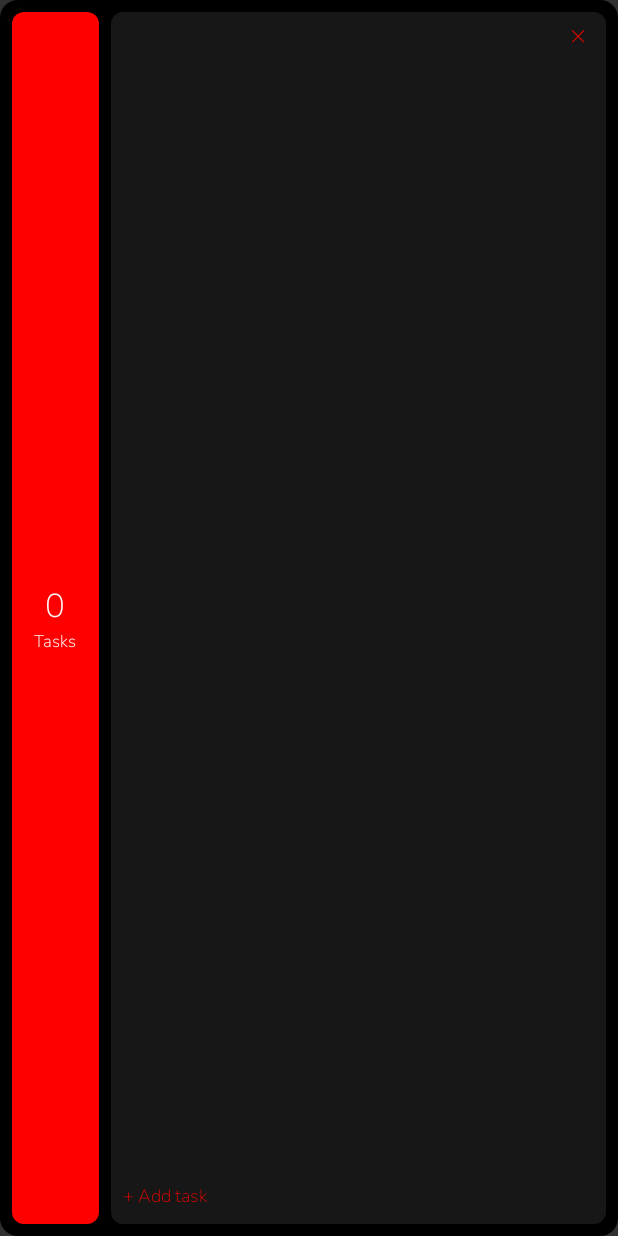
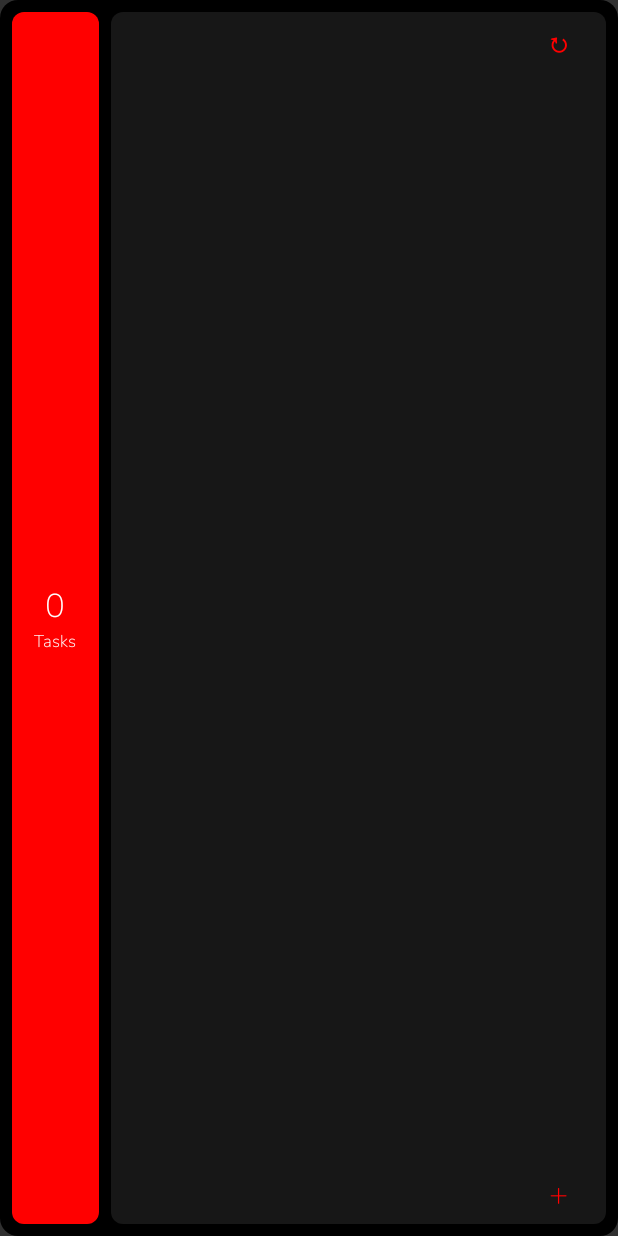
Before and after one commit to NiharVishwakarma/Clarity_Todo, an Android app built with Jetpack Compose: the layout todo_widget.xml on its own in the app's theme, with its tools: preview values and no code run, on a phone screen of 412 x 824 dp. Run offline under Robolectric (Android 15) with nearby library versions, the light colour scheme and no system bars.

Commit message:
Refine widget spacing and add button

```diff
--- a/app/src/main/java/com/example/darktodo/widget/TodoWidget.kt
+++ b/app/src/main/java/com/example/darktodo/widget/TodoWidget.kt
@@ -62,12 +62,12 @@ object TodoWidget {
         setStyledText(views, R.id.widget_count, incompleteCount.toString(), settings.fontWeight, settings.fontItalic)
         setStyledText(views, R.id.widget_count_label, "Tasks", settings.fontWeight, settings.fontItalic)
         setStyledText(views, R.id.widget_refresh, "\u21BB", settings.fontWeight, settings.fontItalic)
-        setStyledText(views, R.id.widget_add, "+ Add task", settings.fontWeight, settings.fontItalic)
+        setStyledText(views, R.id.widget_add, "+", settings.fontWeight, settings.fontItalic)
         setStyledText(views, R.id.widget_empty, "No tasks yet", settings.fontWeight, settings.fontItalic)
         views.setInt(R.id.widget_count, "setTextColor", Color.WHITE)
         views.setInt(R.id.widget_count_label, "setTextColor", Color.WHITE)
         views.setInt(R.id.widget_refresh, "setTextColor", incompleteColor)
-        views.setContentDescription(R.id.widget_refresh, "Refresh task countdowns")
+        views.setContentDescription(R.id.widget_refresh_container, "Refresh task countdowns")
         views.setInt(R.id.widget_add, "setTextColor", incompleteColor)
 
         val openApp = PendingIntent.getActivity(
@@ -76,7 +76,8 @@ object TodoWidget {
             Intent(context, MainActivity::class.java),
             PendingIntent.FLAG_UPDATE_CURRENT or PendingIntent.FLAG_IMMUTABLE
         )
-        views.setOnClickPendingIntent(R.id.widget_add, openApp)
+        views.setOnClickPendingIntent(R.id.widget_add_container, openApp)
+        views.setContentDescription(R.id.widget_add_container, "Add task")
 
         val refreshIntent = Intent(context, TodoWidgetReceiver::class.java).setAction(ACTION_REFRESH_WIDGET)
         val refreshPendingIntent = PendingIntent.getBroadcast(
@@ -85,7 +86,7 @@ object TodoWidget {
             refreshIntent,
             PendingIntent.FLAG_UPDATE_CURRENT or PendingIntent.FLAG_IMMUTABLE
         )
-        views.setOnClickPendingIntent(R.id.widget_refresh, refreshPendingIntent)
+        views.setOnClickPendingIntent(R.id.widget_refresh_container, refreshPendingIntent)
 
         views.setInt(R.id.widget_empty, "setTextColor", titleColor)
         return views
--- a/app/src/main/res/layout/todo_widget.xml
+++ b/app/src/main/res/layout/todo_widget.xml
@@ -73,28 +73,27 @@
         android:layout_height="match_parent"
         android:orientation="vertical"
         android:paddingStart="8dp"
-        android:paddingTop="2dp"
+        android:paddingTop="0dp"
         android:paddingEnd="8dp"
-        android:paddingBottom="10dp"
+        android:paddingBottom="0dp"
         android:background="@android:color/transparent">
 
-        <LinearLayout
+        <FrameLayout
+            android:id="@+id/widget_refresh_container"
             android:layout_width="match_parent"
-            android:layout_height="wrap_content"
-            android:gravity="center_vertical|end"
-            android:orientation="horizontal">
+            android:layout_height="40dp">
             <TextView
                 android:id="@+id/widget_refresh"
-                android:layout_width="wrap_content"
-                android:layout_height="wrap_content"
+                android:layout_width="48dp"
+                android:layout_height="match_parent"
+                android:layout_gravity="end|center_vertical"
                 android:fontFamily="@font/nunito"
-                android:paddingStart="5dp"
-                android:paddingEnd="5dp"
-                android:text="&#x00D7;"
+                android:gravity="center"
+                android:text="&#x21BB;"
                 android:textColor="#FF0000"
                 android:textSize="18sp"
                 android:textStyle="bold" />
-        </LinearLayout>
+        </FrameLayout>
 
         <TextView
             android:id="@+id/widget_empty"
@@ -116,20 +115,24 @@
             android:divider="@android:color/transparent"
             android:dividerHeight="0dp"
             android:scrollbars="none"
-            android:clipToPadding="false"
-            android:paddingTop="2dp"
-            android:paddingBottom="2dp" />
+            android:clipToPadding="false" />
 
-        <TextView
-            android:id="@+id/widget_add"
+        <FrameLayout
+            android:id="@+id/widget_add_container"
             android:layout_width="match_parent"
-            android:layout_height="wrap_content"
-            android:fontFamily="@font/nunito"
-            android:paddingTop="2dp"
-            android:text="+ Add task"
-            android:textColor="#FF0000"
-            android:textSize="12sp"
-            android:textStyle="bold" />
+            android:layout_height="40dp">
+            <TextView
+                android:id="@+id/widget_add"
+                android:layout_width="48dp"
+                android:layout_height="match_parent"
+                android:layout_gravity="end|center_vertical"
+                android:fontFamily="@font/nunito"
+                android:gravity="center"
+                android:text="+"
+                android:textColor="#FF0000"
+                android:textSize="21sp"
+                android:textStyle="bold" />
+        </FrameLayout>
     </LinearLayout>
     </FrameLayout>
     </LinearLayout>
```
